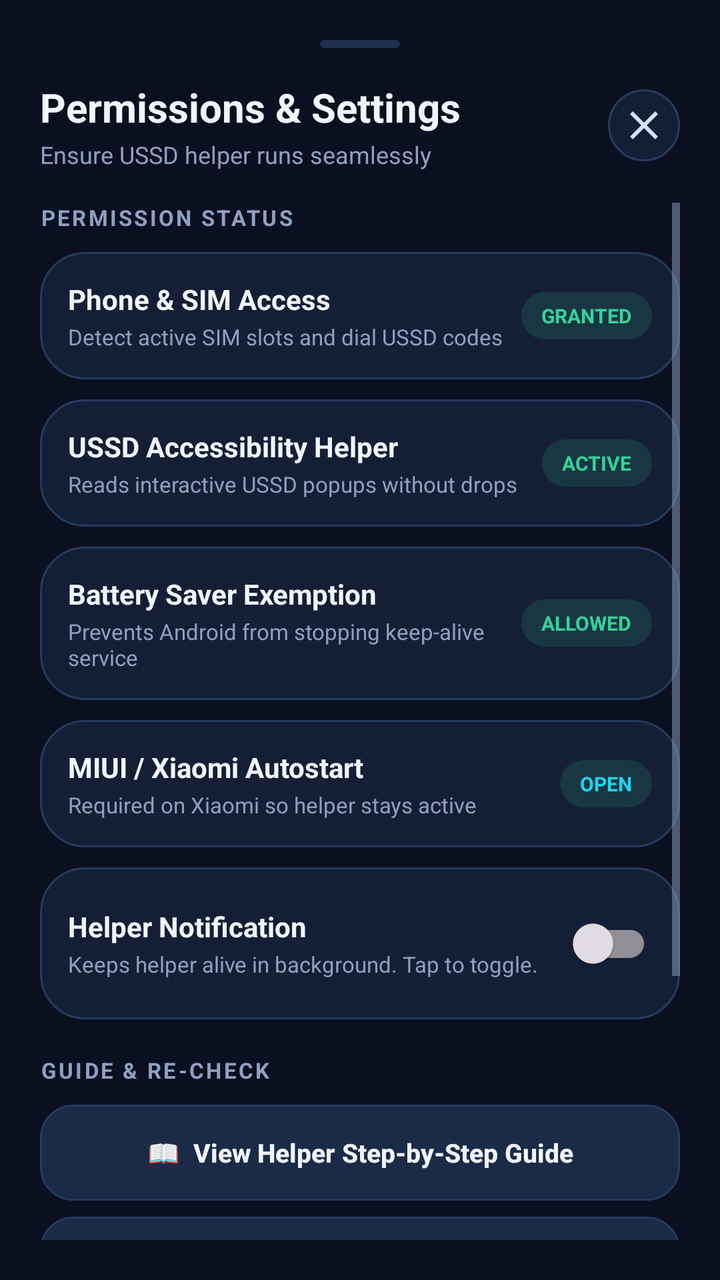
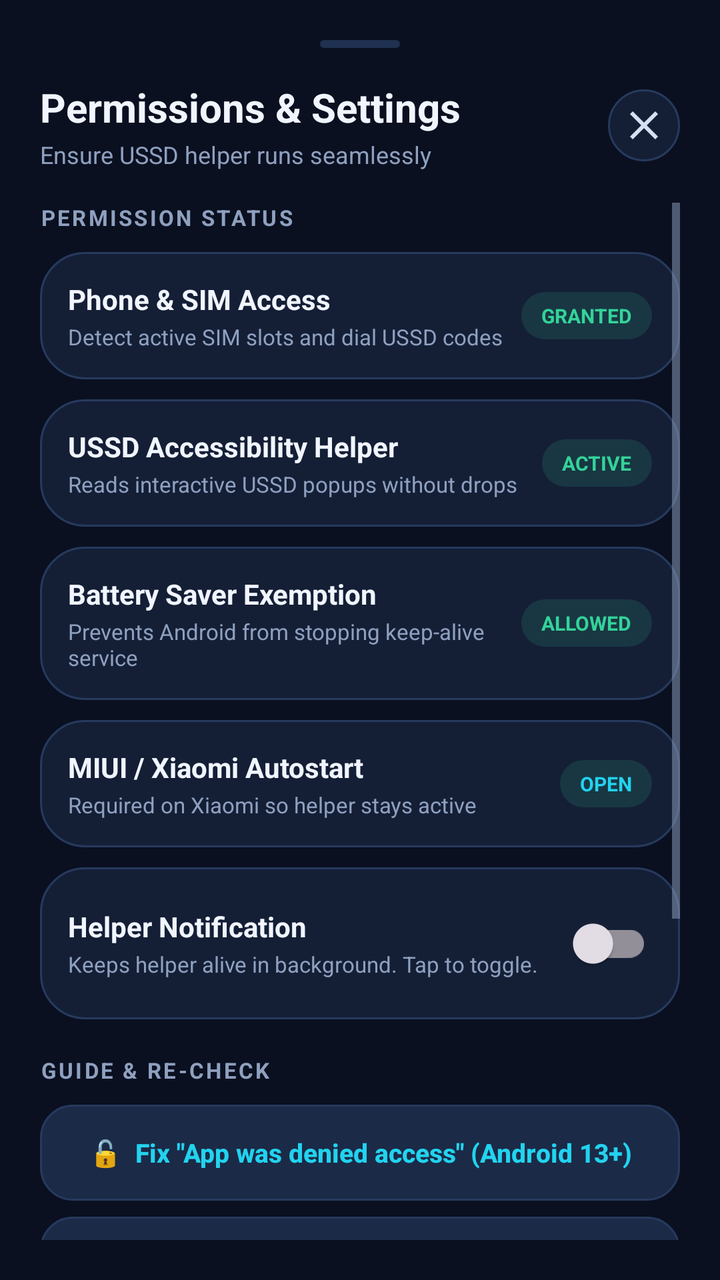

Two renders of the same Android screen: before a commit and after it. Below are the layout's source before the change and the commit's diff.
<!-- AndroidManifest.xml: application theme Theme.SmartUSSD -->
<!-- res/layout/dialog_settings.xml -->
<?xml version="1.0" encoding="utf-8"?>
<LinearLayout xmlns:android="http://schemas.android.com/apk/res/android"
    android:layout_width="match_parent"
    android:layout_height="wrap_content"
    android:background="@drawable/bg_bottom_sheet"
    android:orientation="vertical"
    android:padding="20dp">

    
    <View
        android:layout_width="40dp"
        android:layout_height="4dp"
        android:layout_gravity="center_horizontal"
        android:layout_marginBottom="16dp"
        android:background="@drawable/bg_skeleton" />

    
    <RelativeLayout
        android:layout_width="match_parent"
        android:layout_height="wrap_content"
        android:layout_marginBottom="16dp">

        <LinearLayout
            android:layout_width="match_parent"
            android:layout_height="wrap_content"
            android:layout_toStartOf="@id/btnCloseSettings"
            android:orientation="vertical">

            <TextView
                android:layout_width="wrap_content"
                android:layout_height="wrap_content"
                android:text="Permissions &amp; Settings"
                android:textColor="@color/text_primary"
                android:textSize="20sp"
                android:textStyle="bold" />

            <TextView
                android:layout_width="wrap_content"
                android:layout_height="wrap_content"
                android:layout_marginTop="2dp"
                android:text="Ensure USSD helper runs seamlessly"
                android:textColor="@color/text_muted"
                android:textSize="12sp" />
        </LinearLayout>

        <ImageButton
            android:id="@+id/btnCloseSettings"
            android:layout_width="36dp"
            android:layout_height="36dp"
            android:layout_alignParentEnd="true"
            android:layout_centerVertical="true"
            android:background="@drawable/bg_icon_button"
            android:contentDescription="Close"
            android:padding="8dp"
            android:src="@drawable/ic_close"
            android:tint="@color/text_body" />
    </RelativeLayout>

    <ScrollView
        android:layout_width="match_parent"
        android:layout_height="wrap_content"
        android:maxHeight="520dp"
        android:overScrollMode="never">

        <LinearLayout
            android:layout_width="match_parent"
            android:layout_height="wrap_content"
            android:orientation="vertical">

            
            <TextView
                style="@style/SectionLabel"
                android:layout_marginBottom="10dp"
                android:text="PERMISSION STATUS" />

            
            <LinearLayout
                android:id="@+id/settingItemPhone"
                android:layout_width="match_parent"
                android:layout_height="wrap_content"
                android:layout_marginBottom="10dp"
                android:background="@drawable/bg_card"
                android:clickable="true"
                android:focusable="true"
                android:gravity="center_vertical"
                android:orientation="horizontal"
                android:padding="14dp">

                <LinearLayout
                    android:layout_width="0dp"
                    android:layout_height="wrap_content"
                    android:layout_weight="1"
                    android:orientation="vertical">

                    <TextView
                        android:layout_width="wrap_content"
                        android:layout_height="wrap_content"
                        android:text="Phone &amp; SIM Access"
                        android:textColor="@color/text_primary"
                        android:textSize="14sp"
                        android:textStyle="bold" />

                    <TextView
                        android:layout_width="wrap_content"
                        android:layout_height="wrap_content"
                        android:layout_marginTop="2dp"
                        android:text="Detect active SIM slots and dial USSD codes"
                        android:textColor="@color/text_muted"
                        android:textSize="11sp" />
                </LinearLayout>

                <TextView
                    android:id="@+id/badgePhone"
                    android:layout_width="wrap_content"
                    android:layout_height="wrap_content"
                    android:layout_marginStart="8dp"
                    android:background="@drawable/bg_pill"
                    android:paddingStart="10dp"
                    android:paddingTop="5dp"
                    android:paddingEnd="10dp"
                    android:paddingBottom="5dp"
                    android:text="GRANTED"
                    android:textColor="@color/success"
                    android:textSize="10sp"
                    android:textStyle="bold" />
            </LinearLayout>

            
            <LinearLayout
                android:id="@+id/settingItemHelper"
                android:layout_width="match_parent"
                android:layout_height="wrap_content"
                android:layout_marginBottom="10dp"
                android:background="@drawable/bg_card"
                android:clickable="true"
                android:focusable="true"
                android:gravity="center_vertical"
                android:orientation="horizontal"
                android:padding="14dp">

                <LinearLayout
                    android:layout_width="0dp"
                    android:layout_height="wrap_content"
                    android:layout_weight="1"
                    android:orientation="vertical">

                    <TextView
                        android:layout_width="wrap_content"
                        android:layout_height="wrap_content"
                        android:text="USSD Accessibility Helper"
                        android:textColor="@color/text_primary"
                        android:textSize="14sp"
                        android:textStyle="bold" />

                    <TextView
                        android:layout_width="wrap_content"
                        android:layout_height="wrap_content"
                        android:layout_marginTop="2dp"
                        android:text="Reads interactive USSD popups without drops"
                        android:textColor="@color/text_muted"
                        android:textSize="11sp" />
                </LinearLayout>

                <TextView
                    android:id="@+id/badgeHelper"
                    android:layout_width="wrap_content"
                    android:layout_height="wrap_content"
                    android:layout_marginStart="8dp"
                    android:background="@drawable/bg_pill"
                    android:paddingStart="10dp"
                    android:paddingTop="5dp"
                    android:paddingEnd="10dp"
                    android:paddingBottom="5dp"
                    android:text="ACTIVE"
                    android:textColor="@color/success"
                    android:textSize="10sp"
                    android:textStyle="bold" />
            </LinearLayout>

            
            <LinearLayout
                android:id="@+id/settingItemBattery"
                android:layout_width="match_parent"
                android:layout_height="wrap_content"
                android:layout_marginBottom="10dp"
                android:background="@drawable/bg_card"
                android:clickable="true"
                android:focusable="true"
                android:gravity="center_vertical"
                android:orientation="horizontal"
                android:padding="14dp">

                <LinearLayout
                    android:layout_width="0dp"
                    android:layout_height="wrap_content"
                    android:layout_weight="1"
                    android:orientation="vertical">

                    <TextView
                        android:layout_width="wrap_content"
                        android:layout_height="wrap_content"
                        android:text="Battery Saver Exemption"
                        android:textColor="@color/text_primary"
                        android:textSize="14sp"
                        android:textStyle="bold" />

                    <TextView
                        android:layout_width="wrap_content"
                        android:layout_height="wrap_content"
                        android:layout_marginTop="2dp"
                        android:text="Prevents Android from stopping keep-alive service"
                        android:textColor="@color/text_muted"
                        android:textSize="11sp" />
                </LinearLayout>

                <TextView
                    android:id="@+id/badgeBattery"
                    android:layout_width="wrap_content"
                    android:layout_height="wrap_content"
                    android:layout_marginStart="8dp"
                    android:background="@drawable/bg_pill"
                    android:paddingStart="10dp"
                    android:paddingTop="5dp"
                    android:paddingEnd="10dp"
                    android:paddingBottom="5dp"
                    android:text="ALLOWED"
                    android:textColor="@color/success"
                    android:textSize="10sp"
                    android:textStyle="bold" />
            </LinearLayout>

            
            <LinearLayout
                android:id="@+id/settingItemAutostart"
                android:layout_width="match_parent"
                android:layout_height="wrap_content"
                android:layout_marginBottom="10dp"
                android:background="@drawable/bg_card"
                android:clickable="true"
                android:focusable="true"
                android:gravity="center_vertical"
                android:orientation="horizontal"
                android:padding="14dp">

                <LinearLayout
                    android:layout_width="0dp"
                    android:layout_height="wrap_content"
                    android:layout_weight="1"
                    android:orientation="vertical">

                    <TextView
                        android:layout_width="wrap_content"
                        android:layout_height="wrap_content"
                        android:text="MIUI / Xiaomi Autostart"
                        android:textColor="@color/text_primary"
                        android:textSize="14sp"
                        android:textStyle="bold" />

                    <TextView
                        android:layout_width="wrap_content"
                        android:layout_height="wrap_content"
                        android:layout_marginTop="2dp"
                        android:text="Required on Xiaomi so helper stays active"
                        android:textColor="@color/text_muted"
                        android:textSize="11sp" />
                </LinearLayout>

                <TextView
                    android:id="@+id/badgeAutostart"
                    android:layout_width="wrap_content"
                    android:layout_height="wrap_content"
                    android:layout_marginStart="8dp"
                    android:background="@drawable/bg_pill"
                    android:paddingStart="10dp"
                    android:paddingTop="5dp"
                    android:paddingEnd="10dp"
                    android:paddingBottom="5dp"
                    android:text="OPEN"
                    android:textColor="@color/accent"
                    android:textSize="10sp"
                    android:textStyle="bold" />
            </LinearLayout>

            
            <LinearLayout
                android:id="@+id/settingItemNotification"
                android:layout_width="match_parent"
                android:layout_height="wrap_content"
                android:layout_marginBottom="18dp"
                android:background="@drawable/bg_card"
                android:clickable="true"
                android:focusable="true"
                android:gravity="center_vertical"
                android:orientation="horizontal"
                android:padding="14dp">

                <LinearLayout
                    android:layout_width="0dp"
                    android:layout_height="wrap_content"
                    android:layout_weight="1"
                    android:orientation="vertical">

                    <TextView
                        android:layout_width="wrap_content"
                        android:layout_height="wrap_content"
                        android:text="Helper Notification"
                        android:textColor="@color/text_primary"
                        android:textSize="14sp"
                        android:textStyle="bold" />

                    <TextView
                        android:id="@+id/subtextNotification"
                        android:layout_width="wrap_content"
                        android:layout_height="wrap_content"
                        android:layout_marginTop="2dp"
                        android:text="Keeps helper alive in background. Tap to toggle."
                        android:textColor="@color/text_muted"
                        android:textSize="11sp" />
                </LinearLayout>

                <androidx.appcompat.widget.SwitchCompat
                    android:id="@+id/switchNotification"
                    android:layout_width="wrap_content"
                    android:layout_height="wrap_content"
                    android:layout_marginStart="8dp" />
            </LinearLayout>

            
            <TextView
                style="@style/SectionLabel"
                android:layout_marginBottom="10dp"
                android:text="GUIDE &amp; RE-CHECK" />

            <Button
                android:id="@+id/btnViewGuide"
                android:layout_width="match_parent"
                android:layout_height="48dp"
                android:layout_marginBottom="8dp"
                android:background="@drawable/bg_button_secondary"
                android:stateListAnimator="@null"
                android:text="📖  View Helper Step-by-Step Guide"
                android:textAllCaps="false"
                android:textColor="@color/text_primary"
                android:textSize="13sp"
                android:textStyle="bold" />

            <Button
                android:id="@+id/btnReRunSetup"
                android:layout_width="match_parent"
                android:layout_height="48dp"
                android:layout_marginBottom="8dp"
                android:background="@drawable/bg_button_secondary"
                android:stateListAnimator="@null"
                android:text="🔄  Run Setup Wizard Again"
                android:textAllCaps="false"
                android:textColor="@color/text_body"
                android:textSize="13sp"
                android:textStyle="bold" />

            <Button
                android:id="@+id/btnNotificationSettings"
                android:layout_width="match_parent"
                android:layout_height="48dp"
                android:layout_marginBottom="8dp"
                android:background="@drawable/bg_button_secondary"
                android:stateListAnimator="@null"
                android:text="🔔  System Notification Settings"
                android:textAllCaps="false"
                android:textColor="@color/text_body"
                android:textSize="13sp" />

            <Button
                android:id="@+id/btnAppDetails"
                android:layout_width="match_parent"
                android:layout_height="48dp"
                android:layout_marginBottom="14dp"
                android:background="@drawable/bg_button_secondary"
                android:stateListAnimator="@null"
                android:text="⚙️  Open App Details in Settings"
                android:textAllCaps="false"
                android:textColor="@color/text_muted"
                android:textSize="13sp" />

            <TextView
                android:id="@+id/settingsFooterVersion"
                android:layout_width="match_parent"
                android:layout_height="wrap_content"
                android:gravity="center"
                android:text="Smart USSD • All permissions stay local"
                android:textColor="@color/text_faint"
                android:textSize="11sp" />

        </LinearLayout>
    </ScrollView>
</LinearLayout>
<!-- resources referenced by this layout -->
<resources>
  <color name="accent">#FF22D3EE</color>
  <color name="success">#FF34D399</color>
  <color name="text_body">#FFD5E0F2</color>
  <color name="text_faint">#FF5F7191</color>
  <color name="text_muted">#FF8FA0BF</color>
  <color name="text_primary">#FFF1F5FF</color>
  <!-- drawable bg_bottom_sheet (drawable) -->
  <?xml version="1.0" encoding="utf-8"?>
  <shape xmlns:android="http://schemas.android.com/apk/res/android"
      android:shape="rectangle">
      <solid android:color="@color/bg_top" />
      <corners
          android:topLeftRadius="24dp"
          android:topRightRadius="24dp" />
  </shape>
  <!-- drawable bg_button_secondary (drawable) -->
  <?xml version="1.0" encoding="utf-8"?>
  <ripple xmlns:android="http://schemas.android.com/apk/res/android"
      android:color="#3322D3EE">
      <item>
          <shape android:shape="rectangle">
              <solid android:color="@color/surface_alt" />
              <stroke android:width="1dp" android:color="@color/stroke" />
              <corners android:radius="16dp" />
          </shape>
      </item>
  </ripple>
  <!-- drawable bg_card (drawable) -->
  <?xml version="1.0" encoding="utf-8"?>
  <shape xmlns:android="http://schemas.android.com/apk/res/android" android:shape="rectangle">
      <solid android:color="@color/surface" />
      <stroke android:width="1dp" android:color="@color/stroke" />
      <corners android:radius="22dp" />
  </shape>
  <!-- drawable bg_icon_button (drawable) -->
  <?xml version="1.0" encoding="utf-8"?>
  <ripple xmlns:android="http://schemas.android.com/apk/res/android"
      android:color="@color/accent_soft">
      <item>
          <shape android:shape="rectangle">
              <solid android:color="@color/surface" />
              <stroke android:width="1dp" android:color="@color/stroke" />
              <corners android:radius="19dp" />
          </shape>
      </item>
  </ripple>
  <!-- drawable bg_pill (drawable) -->
  <?xml version="1.0" encoding="utf-8"?>
  <shape xmlns:android="http://schemas.android.com/apk/res/android" android:shape="rectangle">
      <solid android:color="@color/success_soft" />
      <corners android:radius="50dp" />
  </shape>
  <!-- drawable bg_skeleton (drawable) -->
  <?xml version="1.0" encoding="utf-8"?>
  <shape xmlns:android="http://schemas.android.com/apk/res/android" android:shape="rectangle">
      <solid android:color="@color/skeleton" />
      <corners android:radius="6dp" />
  </shape>
  <!-- drawable ic_close (drawable) -->
  <vector xmlns:android="http://schemas.android.com/apk/res/android"
      android:width="24dp"
      android:height="24dp"
      android:viewportWidth="24"
      android:viewportHeight="24">
    <path
        android:fillColor="#FFFFFFFF"
        android:pathData="M19,6.41L17.59,5 12,10.59 6.41,5 5,6.41 10.59,12 5,17.59 6.41,19 12,13.41 17.59,19 19,17.59 13.41,12z"/>
  </vector>
  <style name="SectionLabel">
          <item name="android:layout_width">wrap_content</item>
          <item name="android:layout_height">wrap_content</item>
          <item name="android:textColor">@color/text_muted</item>
          <item name="android:textSize">11sp</item>
          <item name="android:textStyle">bold</item>
          <item name="android:letterSpacing">0.1</item>
      </style>
  <style name="Theme.SmartUSSD" parent="Base.Theme.SmartUSSD" />
  <color name="bg_top">#FF0A1020</color>
  <color name="surface_alt">#FF1B2A47</color>
  <color name="stroke">#FF273A5E</color>
  <color name="surface">#FF141F36</color>
  <color name="accent_soft">#2222D3EE</color>
  <color name="success_soft">#2234D399</color>
  <color name="skeleton">#FF1F3050</color>
  <color name="bg_bottom">#FF0F1D3A</color>
  <!-- drawable cursor_accent (drawable) -->
  <?xml version="1.0" encoding="utf-8"?>
  <shape xmlns:android="http://schemas.android.com/apk/res/android" android:shape="rectangle">
      <solid android:color="@color/accent" />
      <size android:width="2dp" />
  </shape>
  <!-- unchanged entries left out for length: 1 -->
</resources>

<!-- the commit's change to res/layout/dialog_settings.xml (unified diff, before → after) -->
@@ -332,6 +332,19 @@
                 android:text="GUIDE &amp; RE-CHECK" />
 
             <Button
+                android:id="@+id/btnFixDeniedAccess"
+                android:layout_width="match_parent"
+                android:layout_height="48dp"
+                android:layout_marginBottom="8dp"
+                android:background="@drawable/bg_button_secondary"
+                android:stateListAnimator="@null"
+                android:text="🔓  Fix &quot;App was denied access&quot; (Android 13+)"
+                android:textAllCaps="false"
+                android:textColor="@color/accent"
+                android:textSize="13sp"
+                android:textStyle="bold" />
+
+            <Button
                 android:id="@+id/btnViewGuide"
                 android:layout_width="match_parent"
                 android:layout_height="48dp"
